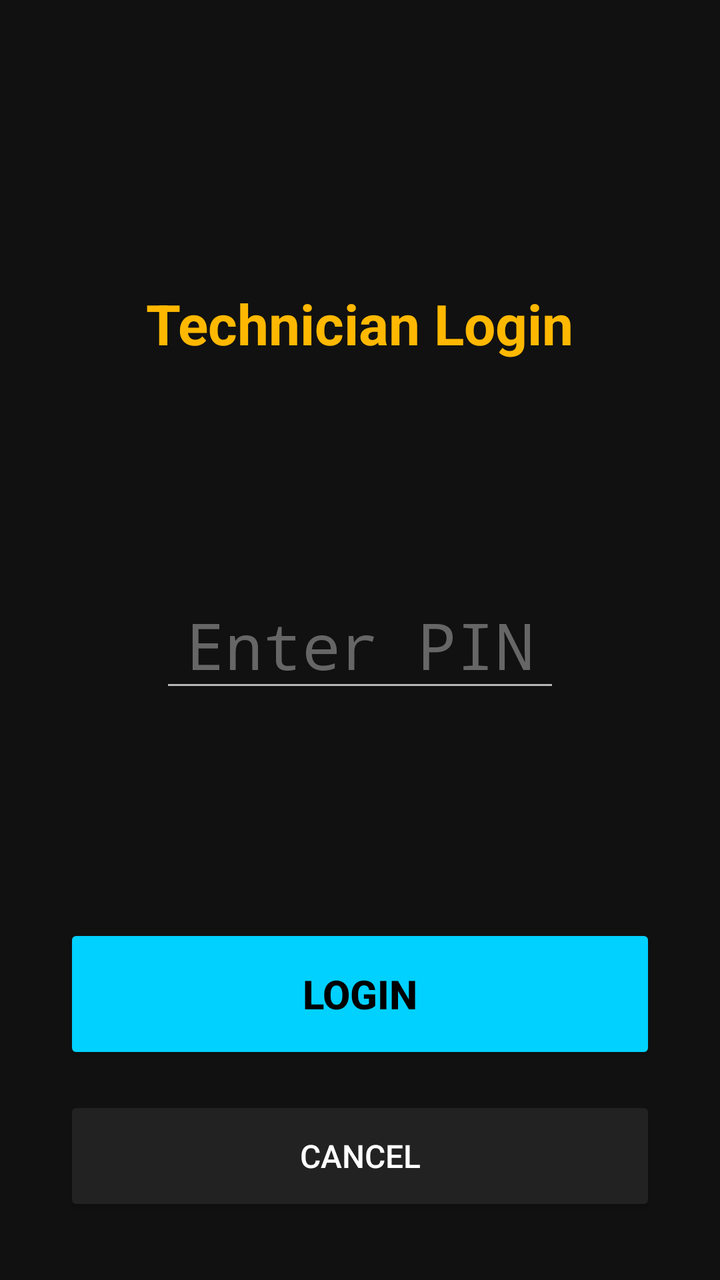
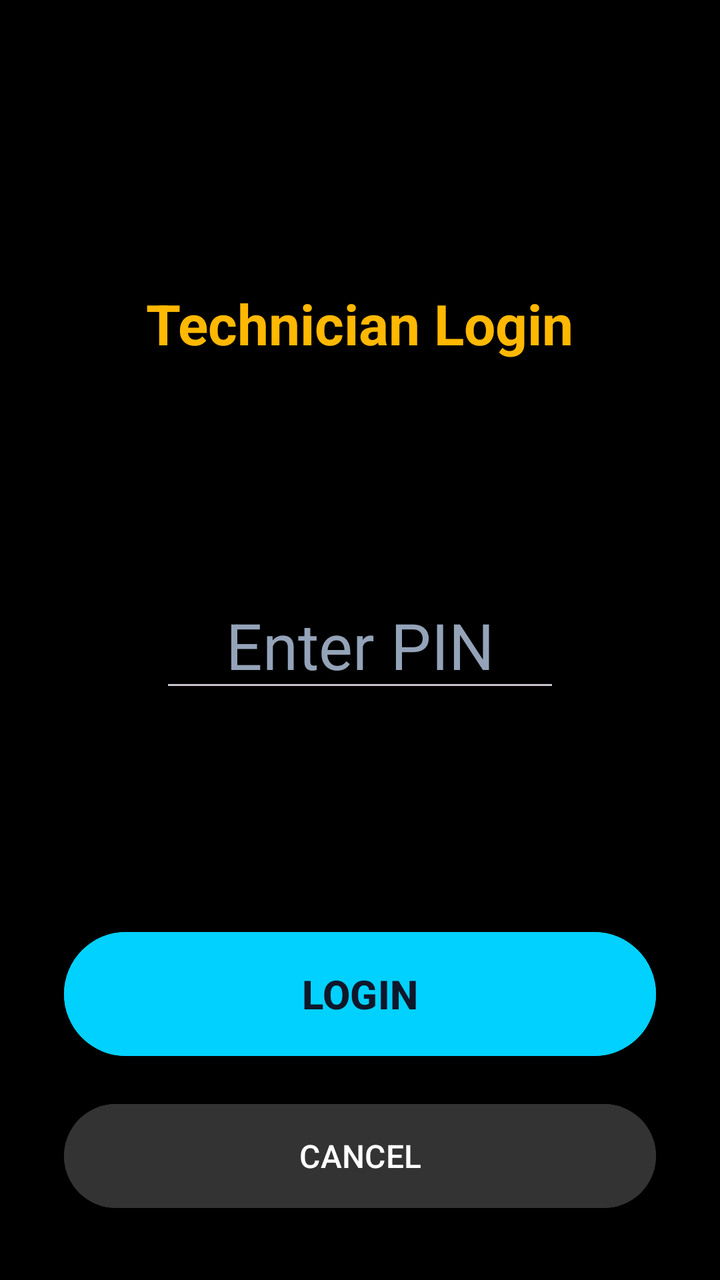

Before-and-after screenshots of an Android layout around one commit, followed by the original layout XML and the change that was made.
<!-- AndroidManifest.xml: application theme Theme.SSP -->
<!-- res/layout/dialog_tech_login.xml -->
<?xml version="1.0" encoding="utf-8"?>
<androidx.constraintlayout.widget.ConstraintLayout xmlns:android="http://schemas.android.com/apk/res/android"
    xmlns:app="http://schemas.android.com/apk/res-auto"
    android:layout_width="match_parent"
    android:layout_height="match_parent"
    android:background="#111111"
    android:padding="32dp">

    <TextView
        android:id="@+id/tv_tech_title"
        android:layout_width="wrap_content"
        android:layout_height="wrap_content"
        android:text="Technician Login"
        android:textColor="#FFB800"
        android:textSize="28sp"
        android:textStyle="bold"
        app:layout_constraintEnd_toEndOf="parent"
        app:layout_constraintStart_toStartOf="parent"
        app:layout_constraintTop_toTopOf="parent"
        app:layout_constraintBottom_toTopOf="@id/et_tech_pin"/>

    <EditText
        android:id="@+id/et_tech_pin"
        android:layout_width="200dp"
        android:layout_height="wrap_content"
        android:hint="Enter PIN"
        android:inputType="numberPassword"
        android:maxLength="4"
        android:textAlignment="center"
        android:textColor="#FFFFFF"
        android:textColorHint="#666666"
        android:textSize="32sp"
        app:layout_constraintBottom_toTopOf="@id/btn_tech_confirm"
        app:layout_constraintEnd_toEndOf="parent"
        app:layout_constraintStart_toStartOf="parent"
        app:layout_constraintTop_toBottomOf="@id/tv_tech_title" />

    <Button
        android:id="@+id/btn_tech_confirm"
        android:layout_width="match_parent"
        android:layout_height="70dp"
        android:layout_marginBottom="16dp"
        android:backgroundTint="#00D1FF"
        android:text="LOGIN"
        android:textColor="#000000"
        android:textSize="20sp"
        android:textStyle="bold"
        app:layout_constraintBottom_toTopOf="@id/btn_tech_cancel"
        app:layout_constraintEnd_toEndOf="parent"
        app:layout_constraintStart_toStartOf="parent" />

    <Button
        android:id="@+id/btn_tech_cancel"
        android:layout_width="match_parent"
        android:layout_height="60dp"
        android:backgroundTint="#222222"
        android:text="CANCEL"
        android:textColor="#FFFFFF"
        android:textSize="16sp"
        app:layout_constraintBottom_toBottomOf="parent"
        app:layout_constraintEnd_toEndOf="parent"
        app:layout_constraintStart_toStartOf="parent" />

</androidx.constraintlayout.widget.ConstraintLayout>
<!-- resources referenced by this layout -->
<resources>
  <style name="Theme.SSP" parent="Theme.AppCompat.NoActionBar">
          
          <item name="colorPrimary">@color/royal_blue</item>
          <item name="colorPrimaryDark">@color/bg_dark</item>
          <item name="colorAccent">@color/gold_accent</item>
          <item name="android:windowBackground">@color/bg_dark</item>
          <item name="android:windowNoTitle">true</item>
          <item name="android:windowActionBar">false</item>
      </style>
  <color name="royal_blue">#00D1FF</color>
  <color name="bg_dark">#000000</color>
  <color name="gold_accent">#FFB800</color>
</resources>

<!-- the commit's change to res/layout/dialog_tech_login.xml (unified diff, before → after) -->
@@ -3,7 +3,7 @@
     xmlns:app="http://schemas.android.com/apk/res-auto"
     android:layout_width="match_parent"
     android:layout_height="match_parent"
-    android:background="#111111"
+    android:background="@color/bg_dark"
     android:padding="32dp">
 
     <TextView
@@ -11,7 +11,7 @@
         android:layout_width="wrap_content"
         android:layout_height="wrap_content"
         android:text="Technician Login"
-        android:textColor="#FFB800"
+        android:textColor="@color/gold_accent"
         android:textSize="28sp"
         android:textStyle="bold"
         app:layout_constraintEnd_toEndOf="parent"
@@ -27,8 +27,8 @@
         android:inputType="numberPassword"
         android:maxLength="4"
         android:textAlignment="center"
-        android:textColor="#FFFFFF"
-        android:textColorHint="#666666"
+        android:textColor="@color/text_light"
+        android:textColorHint="@color/text_muted"
         android:textSize="32sp"
         app:layout_constraintBottom_toTopOf="@id/btn_tech_confirm"
         app:layout_constraintEnd_toEndOf="parent"
@@ -40,9 +40,9 @@
         android:layout_width="match_parent"
         android:layout_height="70dp"
         android:layout_marginBottom="16dp"
-        android:backgroundTint="#00D1FF"
+        android:backgroundTint="@color/royal_blue"
         android:text="LOGIN"
-        android:textColor="#000000"
+        android:textColor="@color/text_dark"
         android:textSize="20sp"
         android:textStyle="bold"
         app:layout_constraintBottom_toTopOf="@id/btn_tech_cancel"
@@ -53,9 +53,9 @@
         android:id="@+id/btn_tech_cancel"
         android:layout_width="match_parent"
         android:layout_height="60dp"
-        android:backgroundTint="#222222"
+        android:backgroundTint="@color/btn_neutral_bg"
         android:text="CANCEL"
-        android:textColor="#FFFFFF"
+        android:textColor="@color/text_light"
         android:textSize="16sp"
         app:layout_constraintBottom_toBottomOf="parent"
         app:layout_constraintEnd_toEndOf="parent"
<!-- resource entries referenced after the edit -->
@@ -1,16 +1,32 @@
 <!-- resources referenced by this layout -->
 <resources>
-  <style name="Theme.SSP" parent="Theme.AppCompat.NoActionBar">
+  <style name="Theme.SSP" parent="Theme.Material3.Dark.NoActionBar">
           
-          <item name="colorPrimary">@color/royal_blue</item>
-          <item name="colorPrimaryDark">@color/bg_dark</item>
-          <item name="colorAccent">@color/gold_accent</item>
+          <item name="colorPrimary">@color/gold_accent</item>
+          <item name="colorOnPrimary">@color/text_dark</item>
+          <item name="colorSecondary">@color/royal_blue</item>
+          <item name="colorOnSecondary">@color/text_dark</item>
+          <item name="colorError">@color/coral_red</item>
+          <item name="colorOnError">@color/text_light</item>
+          <item name="colorSurface">@color/bg_card</item>
+          <item name="colorOnSurface">@color/text_light</item>
+          <item name="colorSurfaceVariant">@color/bg_card_selected</item>
+          <item name="colorOnSurfaceVariant">@color/text_muted</item>
+          <item name="colorOutline">@color/border_light</item>
           <item name="android:windowBackground">@color/bg_dark</item>
           <item name="android:windowNoTitle">true</item>
           <item name="android:windowActionBar">false</item>
       </style>
+  <color name="coral_red">#FF5252</color>
+  <color name="bg_card">#121212</color>
+  <color name="bg_card_selected">#1A1A1A</color>
+  <color name="border_light">#334155</color>
   <color name="royal_blue">#00D1FF</color>
+  <color name="text_dark">#0F172A</color>
+  <color name="text_light">#FFFFFF</color>
+  <color name="text_muted">#94A3B8</color>
   <color name="bg_dark">#000000</color>
+  <color name="btn_neutral_bg">#333333</color>
   <color name="gold_accent">#FFB800</color>
 </resources>
 
